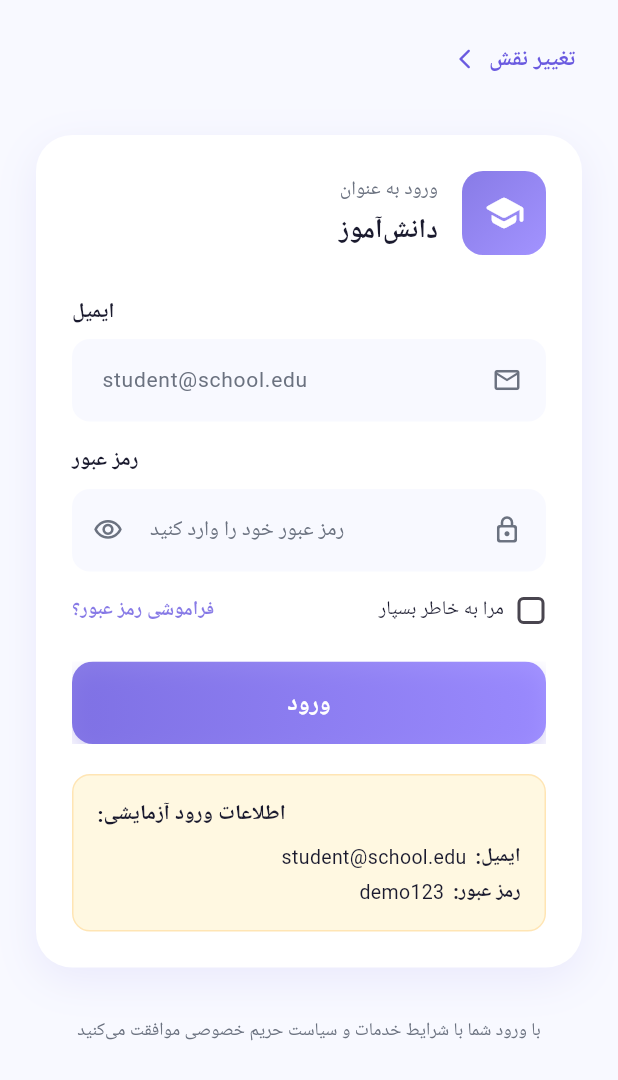
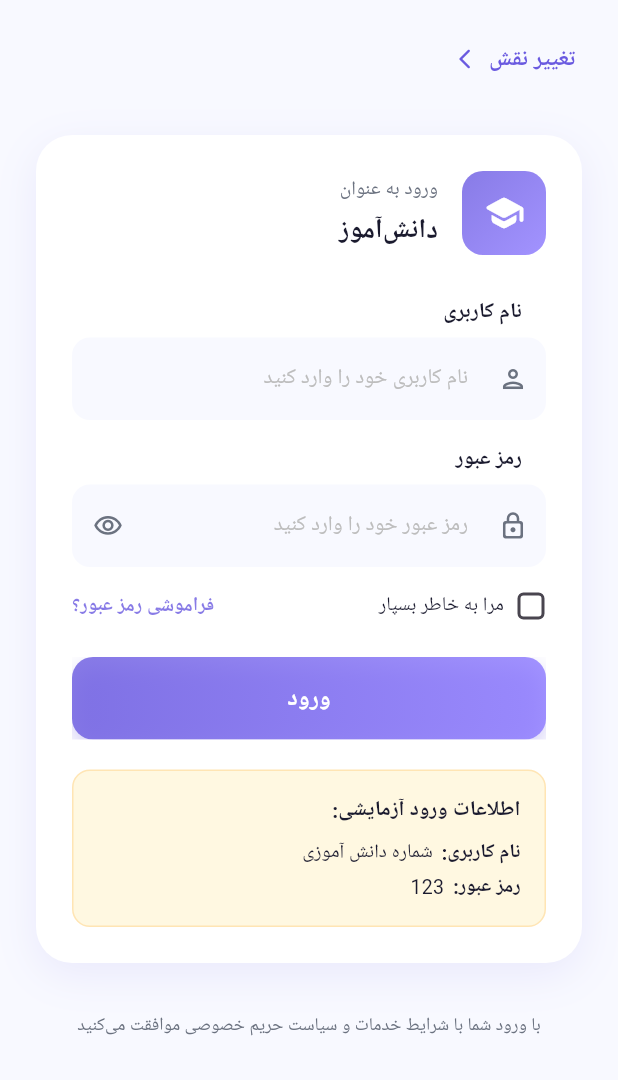
Before and after one commit to MarMar-mg/school_managment_system, a Flutter app: the screen it shows after launch, after a tap on "دانش‌آموز", on a phone screen of 412 x 824 dp. Shown: the top 1080 px of the screen. Run offline on Flutter 3.47's test engine with Material 3 defaults, Android fonts, the phone set to English and light mode, and no system bars; our stand-ins replace connectivity_plus, dartz, equatable, google_nav_bar, image_picker, loading_animation_widget and 1 more.

Commit message:
add loading to login_form_card and fix right align text field

```diff
--- a/lib/commons/widgets/custom_text_field.dart
+++ b/lib/commons/widgets/custom_text_field.dart
@@ -1,3 +1,4 @@
+// commons/widgets/custom_text_field.dart
 import 'package:flutter/material.dart';
 import '../../../../applications/colors.dart';
 
@@ -9,9 +10,10 @@ class CustomTextField extends StatelessWidget {
   final TextInputType keyboardType;
   final bool obscureText;
   final Widget? suffixIcon;
+  final bool enabled;
 
   const CustomTextField({
-    Key? key,
+    super.key,
     required this.controller,
     required this.label,
     this.hintText,
@@ -19,16 +21,16 @@ class CustomTextField extends StatelessWidget {
     this.keyboardType = TextInputType.text,
     this.obscureText = false,
     this.suffixIcon,
-  }) : super(key: key);
+    this.enabled = true,
+  });
 
   @override
   Widget build(BuildContext context) {
     return Column(
-      crossAxisAlignment: CrossAxisAlignment.end,
+      crossAxisAlignment: CrossAxisAlignment.stretch,
       children: [
-        // Label
         Padding(
-          padding: const EdgeInsets.only(bottom: 8, right: 4),
+          padding: const EdgeInsets.only(right: 16, bottom: 6),
           child: Text(
             label,
             style: const TextStyle(
@@ -36,38 +38,37 @@ class CustomTextField extends StatelessWidget {
               fontWeight: FontWeight.w600,
               color: AppColor.darkText,
             ),
+            textAlign: TextAlign.right,
             textDirection: TextDirection.rtl,
           ),
         ),
 
-        // Text Field
         TextField(
           controller: controller,
           keyboardType: keyboardType,
           obscureText: obscureText,
-          textDirection: TextDirection.ltr,
-          textAlign: TextAlign.left,
-          style: const TextStyle(
+          enabled: enabled,
+          textDirection: TextDirection.rtl,
+          textAlign: TextAlign.right,
+          style: TextStyle(
             fontSize: 15,
-            color: AppColor.darkText,
+            color: enabled ? AppColor.darkText : Colors.grey.shade500,
           ),
           decoration: InputDecoration(
             hintText: hintText,
-            hintStyle: const TextStyle(
-              fontSize: 14,
-              color: AppColor.lightGray,
+            hintTextDirection: TextDirection.rtl,
+            hintStyle: TextStyle(fontSize: 14, color: Colors.grey.shade400),
+
+            prefixIcon: Padding(
+              padding: const EdgeInsetsDirectional.only(start: 12, end: 16),
+              child: Icon(icon, color: AppColor.lightGray, size: 20),
             ),
-            prefixIcon: Padding(
-              padding: const EdgeInsets.only(left: 12, right: 16),
-              child: Icon(
-                icon,
-                color: AppColor.lightGray,
-                size: 20,
-              ),
-            ),
+
             suffixIcon: suffixIcon,
+
             filled: true,
-            fillColor: const Color(0xFFF8F9FF),
+            fillColor: enabled ? const Color(0xFFF8F9FF) : Colors.grey.shade100,
+
             border: OutlineInputBorder(
               borderRadius: BorderRadius.circular(12),
               borderSide: BorderSide.none,
@@ -76,16 +77,18 @@ class CustomTextField extends StatelessWidget {
               borderRadius: BorderRadius.circular(12),
               borderSide: BorderSide.none,
             ),
+            disabledBorder: OutlineInputBorder(
+              borderRadius: BorderRadius.circular(12),
+              borderSide: BorderSide(color: Colors.grey.shade300),
+            ),
             focusedBorder: OutlineInputBorder(
               borderRadius: BorderRadius.circular(12),
-              borderSide: const BorderSide(
-                color: AppColor.purple,
-                width: 1.5,
-              ),
+              borderSide: const BorderSide(color: AppColor.purple, width: 1.8),
             ),
+
             contentPadding: const EdgeInsets.symmetric(
               vertical: 16,
-              horizontal: 16,
+              horizontal: 20,
             ),
           ),
         ),
--- a/lib/features/login/presentations/pages/login_page.dart
+++ b/lib/features/login/presentations/pages/login_page.dart
@@ -128,7 +128,7 @@ class _LoginPageState extends State<LoginPage> {
                     onRememberMeChanged: (value) {
                       setState(() => _rememberMe = value ?? false);
                     },
-                    onLogin: _handleLogin,
+                    onLogin: _handleLogin, isLoading: _isLoading,
                   ),
 
                   const SizedBox(height: 32),
--- a/lib/features/login/presentations/widgets/demo_info_card.dart
+++ b/lib/features/login/presentations/widgets/demo_info_card.dart
@@ -2,14 +2,14 @@ import 'package:flutter/material.dart';
 import '../../../../applications/colors.dart';
 
 class DemoInfoCard extends StatelessWidget {
-  final String email;
+  final String userName;
   final String password;
 
   const DemoInfoCard({
-    Key? key,
-    required this.email,
+    super.key,
+    required this.userName,
     required this.password,
-  }) : super(key: key);
+  });
 
   @override
   Widget build(BuildContext context) {
@@ -24,7 +24,7 @@ class DemoInfoCard extends StatelessWidget {
         ),
       ),
       child: Column(
-        crossAxisAlignment: CrossAxisAlignment.end,
+        crossAxisAlignment: CrossAxisAlignment.start,
         children: [
           const Text(
             'اطلاعات ورود آزمایشی:',
@@ -36,7 +36,7 @@ class DemoInfoCard extends StatelessWidget {
             textDirection: TextDirection.rtl,
           ),
           const SizedBox(height: 8),
-          _buildInfoRow('ایمیل:', email),
+          _buildInfoRow('نام کاربری:', userName),
           const SizedBox(height: 4),
           _buildInfoRow('رمز عبور:', password),
         ],
--- a/lib/features/login/presentations/widgets/login_form_card.dart
+++ b/lib/features/login/presentations/widgets/login_form_card.dart
@@ -14,6 +14,7 @@ class LoginFormCard extends StatefulWidget {
   final bool rememberMe;
   final ValueChanged<bool?> onRememberMeChanged;
   final VoidCallback onLogin;
+  final bool isLoading;
 
   const LoginFormCard({
     super.key,
@@ -26,14 +27,53 @@ class LoginFormCard extends StatefulWidget {
     required this.rememberMe,
     required this.onRememberMeChanged,
     required this.onLogin,
+    required this.isLoading,
   });
 
   @override
   State<LoginFormCard> createState() => _LoginFormCardState();
 }
 
-class _LoginFormCardState extends State<LoginFormCard> {
+class _LoginFormCardState extends State<LoginFormCard>
+    with SingleTickerProviderStateMixin {
   bool _obscurePassword = true;
+  late AnimationController _animationController;
+  late Animation<double> _spinAnimation;
+
+  @override
+  void initState() {
+    super.initState();
+    _animationController = AnimationController(
+      vsync: this,
+      duration: const Duration(milliseconds: 1200),
+    );
+    _spinAnimation = Tween<double>(begin: 0, end: 1).animate(
+      CurvedAnimation(parent: _animationController, curve: Curves.linear),
+    );
+
+    if (widget.isLoading) {
+      _animationController.repeat();
+    }
+  }
+
+  @override
+  void didUpdateWidget(LoginFormCard oldWidget) {
+    super.didUpdateWidget(oldWidget);
+    if (widget.isLoading != oldWidget.isLoading) {
+      if (widget.isLoading) {
+        _animationController.repeat();
+      } else {
+        _animationController.stop();
+        _animationController.reset();
+      }
+    }
+  }
+
+  @override
+  void dispose() {
+    _animationController.dispose();
+    super.dispose();
+  }
 
   @override
   Widget build(BuildContext context) {
@@ -53,29 +93,24 @@ class _LoginFormCardState extends State<LoginFormCard> {
       child: Column(
         crossAxisAlignment: CrossAxisAlignment.stretch,
         children: [
-          // Role Header
           _buildRoleHeader(),
-
           const SizedBox(height: 28),
-
-          // Email Field
           CustomTextField(
             controller: widget.emailController,
-            label: 'ایمیل',
-            hintText: 'student@school.edu',
-            icon: Icons.email_outlined,
-            keyboardType: TextInputType.emailAddress,
+            label: 'نام کاربری',
+            hintText: 'نام کاربری خود را وارد کنید',
+            icon: Icons.person_outlined,
+            keyboardType: TextInputType.text,
+            enabled: !widget.isLoading,
           ),
-
           const SizedBox(height: 16),
-
-          // Password Field
           CustomTextField(
             controller: widget.passwordController,
             label: 'رمز عبور',
             hintText: 'رمز عبور خود را وارد کنید',
             icon: Icons.lock_outline_rounded,
             obscureText: _obscurePassword,
+            enabled: !widget.isLoading,
             suffixIcon: IconButton(
               icon: Icon(
                 _obscurePassword
@@ -84,25 +119,19 @@ class _LoginFormCardState extends State<LoginFormCard> {
                 color: AppColor.lightGray,
                 size: 20,
               ),
-              onPressed: () =>
-                  setState(() => _obscurePassword = !_obscurePassword),
+              onPressed: widget.isLoading
+                  ? null
+                  : () => setState(() => _obscurePassword = !_obscurePassword),
             ),
           ),
-
           const SizedBox(height: 16),
-
-          // Remember Me & Forgot Password Row
           _buildRememberMeRow(),
-
           const SizedBox(height: 24),
-
-          // Login Button
           _buildLoginButton(),
-
           const SizedBox(height: 20),
-
-          // Demo Info Card
-          DemoInfoCard(email: 'student@school.edu', password: 'demo123'),
+          if (widget.role == Role.student) DemoInfoCard(userName: 'شماره دانش آموزی', password: '123') ,
+          if (widget.role == Role.manager) DemoInfoCard(userName: 'کد معاونت', password: '123') ,
+          if (widget.role == Role.teacher) DemoInfoCard(userName: 'کد استادی', password: '123') ,
         ],
       ),
     );
@@ -157,7 +186,6 @@ class _LoginFormCardState extends State<LoginFormCard> {
       textDirection: TextDirection.rtl,
       mainAxisAlignment: MainAxisAlignment.spaceBetween,
       children: [
-        // Remember Me Checkbox
         Row(
           textDirection: TextDirection.rtl,
           mainAxisSize: MainAxisSize.min,
@@ -167,37 +195,31 @@ class _LoginFormCardState extends State<LoginFormCard> {
               height: 20,
               child: Checkbox(
                 value: widget.rememberMe,
-                onChanged: widget.onRememberMeChanged,
+                onChanged: widget.isLoading ? null : widget.onRememberMeChanged,
                 activeColor: widget.gradientColors.first,
                 shape: RoundedRectangleBorder(
                   borderRadius: BorderRadius.circular(4),
                 ),
-                materialTapTargetSize: MaterialTapTargetSize.shrinkWrap,
               ),
             ),
             const SizedBox(width: 8),
             const Text(
               'مرا به خاطر بسپار',
               style: TextStyle(fontSize: 13, color: AppColor.darkText),
-              textDirection: TextDirection.rtl,
             ),
           ],
         ),
-
-        // Forgot Password Link
         GestureDetector(
-          onTap: () {
-            // Handle forgot password
-            debugPrint('Forgot password tapped');
-          },
+          onTap: widget.isLoading ? null : () => debugPrint('Forgot password'),
           child: Text(
             'فراموشی رمز عبور؟',
             style: TextStyle(
               fontSize: 13,
-              color: widget.gradientColors.first,
+              color: widget.isLoading
+                  ? Colors.grey
+                  : widget.gradientColors.first,
               fontWeight: FontWeight.w600,
             ),
-            textDirection: TextDirection.rtl,
           ),
         ),
       ],
@@ -205,23 +227,32 @@ class _LoginFormCardState extends State<LoginFormCard> {
   }
 
   Widget _buildLoginButton() {
+    return AnimatedBuilder(
+      animation: _animationController,
+      builder: (context, child) {
         return Material(
           color: Colors.transparent,
           borderRadius: BorderRadius.circular(14),
           child: InkWell(
-        onTap: widget.onLogin,
+            onTap: widget.isLoading ? null : widget.onLogin,
             borderRadius: BorderRadius.circular(14),
             child: Ink(
               decoration: BoxDecoration(
                 gradient: LinearGradient(
-              colors: widget.gradientColors,
+                  colors: widget.isLoading
+                      ? [Colors.grey.shade400, Colors.grey.shade600]
+                      : widget.gradientColors,
                   begin: Alignment.centerLeft,
                   end: Alignment.centerRight,
                 ),
                 borderRadius: BorderRadius.circular(14),
                 boxShadow: [
                   BoxShadow(
-                color: widget.gradientColors.first.withOpacity(0.3),
+                    color:
+                        (widget.isLoading
+                                ? Colors.grey
+                                : widget.gradientColors.first)
+                            .withOpacity(0.3),
                     blurRadius: 12,
                     offset: const Offset(0, 6),
                   ),
@@ -230,7 +261,15 @@ class _LoginFormCardState extends State<LoginFormCard> {
               child: Container(
                 padding: const EdgeInsets.symmetric(vertical: 16),
                 alignment: Alignment.center,
-            child: const Text(
+                child: widget.isLoading
+                    ? Transform.scale(
+                        scale: 0.8,
+                        child: CircularProgressIndicator(
+                          valueColor: AlwaysStoppedAnimation(Colors.white),
+                          strokeWidth: 3,
+                        ),
+                      )
+                    : const Text(
                         'ورود',
                         style: TextStyle(
                           fontSize: 16,
@@ -242,5 +281,7 @@ class _LoginFormCardState extends State<LoginFormCard> {
             ),
           ),
         );
+      },
+    );
   }
 }
```
Lines whose indentation alone changed are shown as unchanged.
